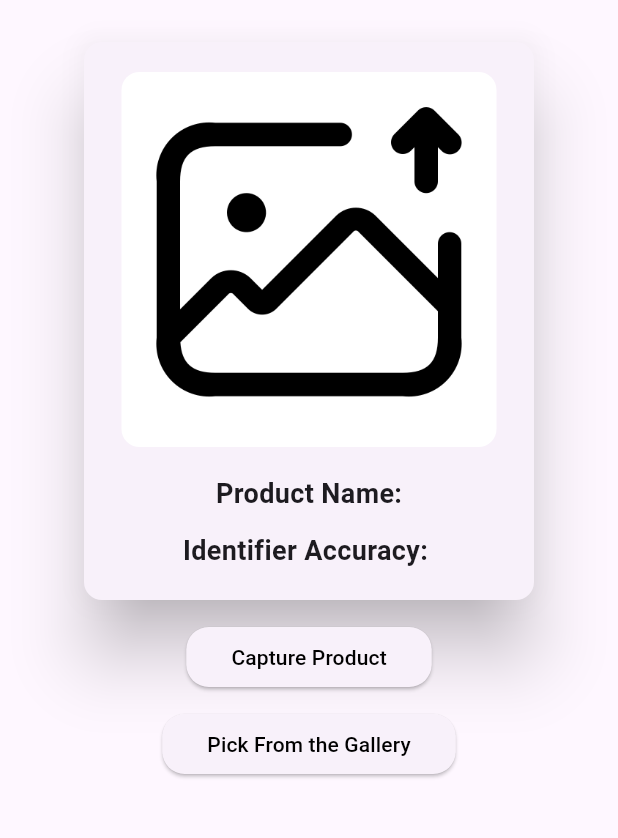
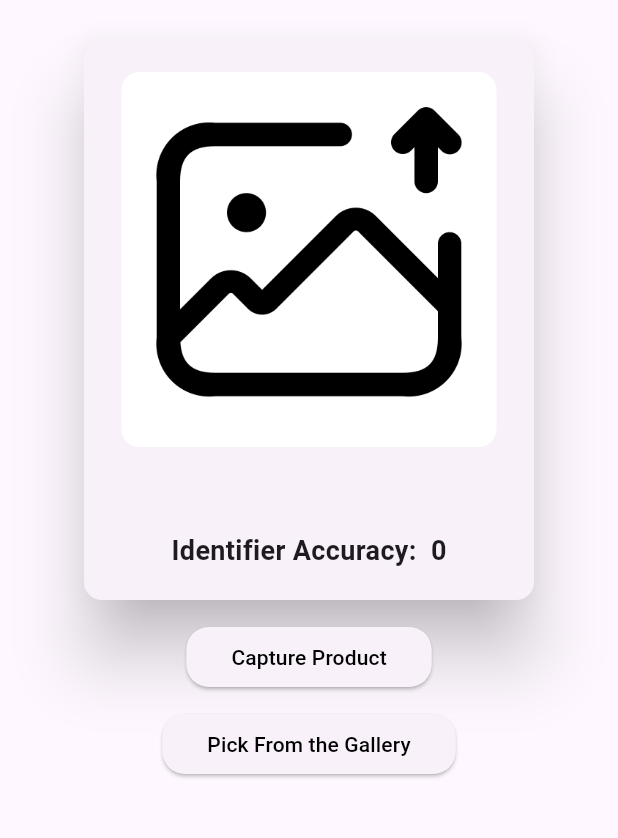
Before and after one commit to rishithamenush/Product_Identifier, a Flutter app: the screen it shows after launch, on a phone screen of 412 x 824 dp, the part 66-904 px from its top. Run offline on Flutter 3.47's test engine with Material 3 defaults, Android fonts, the phone set to English and light mode, and no system bars; our stand-ins replace image_picker; missing offline and left inert: flutter_tflite.

Commit message:
add the image picker

```diff
--- a/lib/main.dart
+++ b/lib/main.dart
@@ -35,6 +35,8 @@ class MyHomePage extends StatefulWidget {
 
 class _MyHomePageState extends State<MyHomePage> {
   File? filePath;
+  String label = '';
+  double confidence = 0.0;
   Future<void> _tfLteInit() async {
     String? res = await Tflite.loadModel(
         model: "assets/model_unquant.tflite",
@@ -70,6 +72,11 @@ class _MyHomePageState extends State<MyHomePage> {
       devtools.log("recognition is Null ");
     }
     devtools.log(recognitions.toString());
+    setState(() {
+      confidence = (recognitions?[0]['confidence'] * 100);
+
+      label = recognitions![0]['label'].toString();
+    });
   }
 
   @override
@@ -139,13 +146,13 @@ class _MyHomePageState extends State<MyHomePage> {
                         const SizedBox(
                           height: 10,
                         ),
-                        const Padding(
+                        Padding(
                           padding: EdgeInsets.all(8.0),
                           child: Column(
                             children: [
                               Text(
-                                "Product Name:",
-                                style: TextStyle(
+                                label,
+                                style: const TextStyle(
                                   fontSize: 18,
                                   fontWeight: FontWeight.bold,
                                 ),
@@ -154,7 +161,7 @@ class _MyHomePageState extends State<MyHomePage> {
                                 height: 12,
                               ),
                               Text(
-                                "Identifier Accuracy: ",
+                                "Identifier Accuracy:  ${confidence.toStringAsFixed(0)}",
                                 style: TextStyle(
                                   fontSize: 18,
                                   fontWeight: FontWeight.bold,
```
Also changed, not shown: assets/labels.txt (+4 -4 lines).
